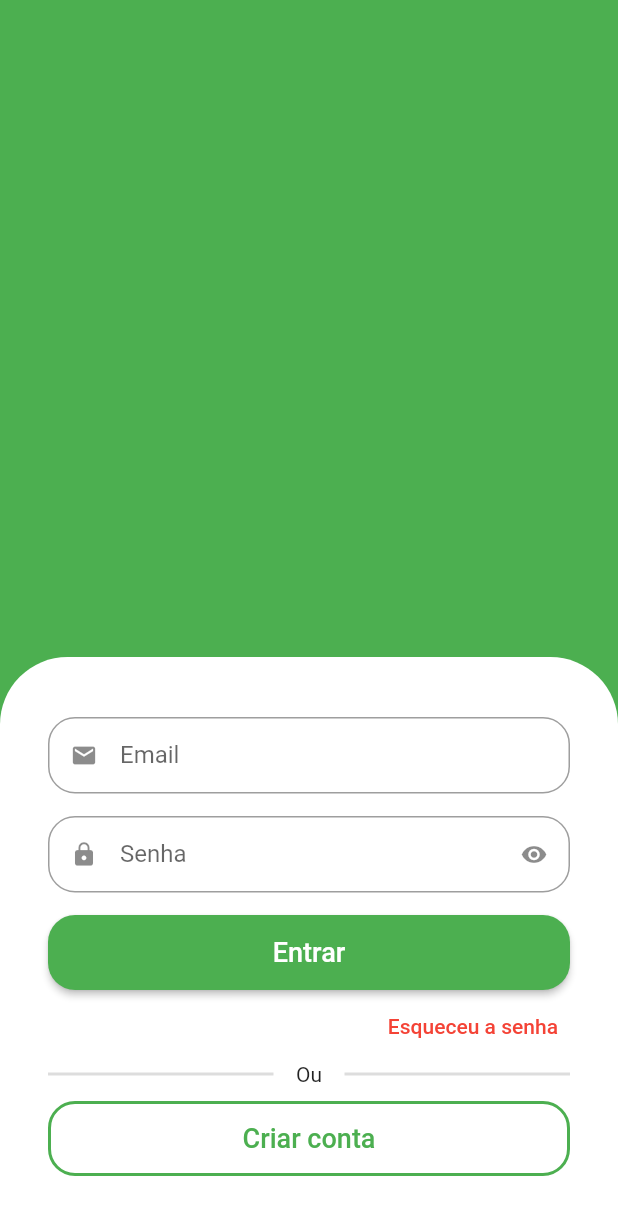
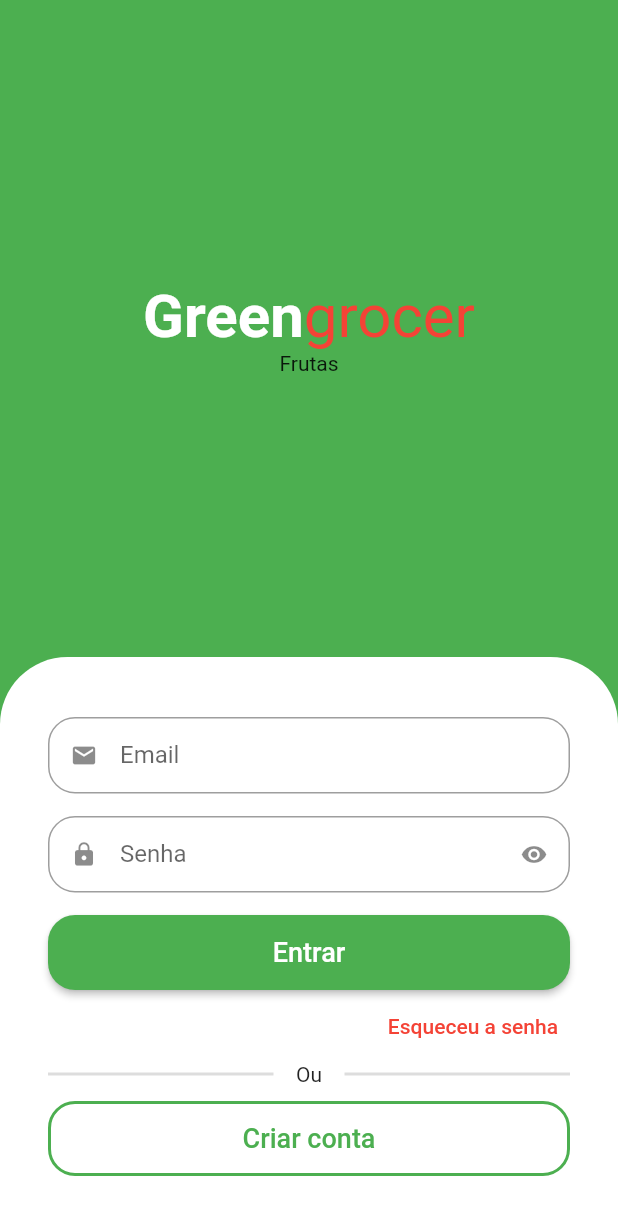
Before and after one commit to SandroRF1973/greengrocer, a Flutter app: the screen it shows after launch, on a phone screen of 412 x 824 dp. Shown: the top 1215 px of the screen. Run offline on Flutter 3.47's test engine with Material 2 defaults, Android fonts, the phone set to English and light mode, and no system bars.

Commit message:
Aula - 09

```diff
--- a/lib/src/auth/sign_in_screen.dart
+++ b/lib/src/auth/sign_in_screen.dart
@@ -10,11 +10,31 @@ class SignInScreen extends StatelessWidget {
       backgroundColor: Colors.green,
       body: Column(
         children: [
-          Expanded(
-            child: Container(
-              color: Colors.green,
-            ),
-          ),
+          const Expanded(
+              child: Column(
+            mainAxisAlignment: MainAxisAlignment.center,
+            children: [
+              Text.rich(
+                TextSpan(
+                  style: TextStyle(
+                    fontSize: 40,
+                  ),
+                  children: [
+                    TextSpan(
+                      text: 'Green',
+                      style: TextStyle(color: Colors.white, fontWeight: FontWeight.bold),
+                    ),
+                    TextSpan(
+                      text: 'grocer',
+                      style: TextStyle(color: Colors.red),
+                    ),
+                  ],
+                ),
+              ),
+              Text('Frutas'),
+            ],
+          )),
+          // Formulário
           Container(
             padding: const EdgeInsets.symmetric(horizontal: 32, vertical: 40),
             decoration: const BoxDecoration(
```
